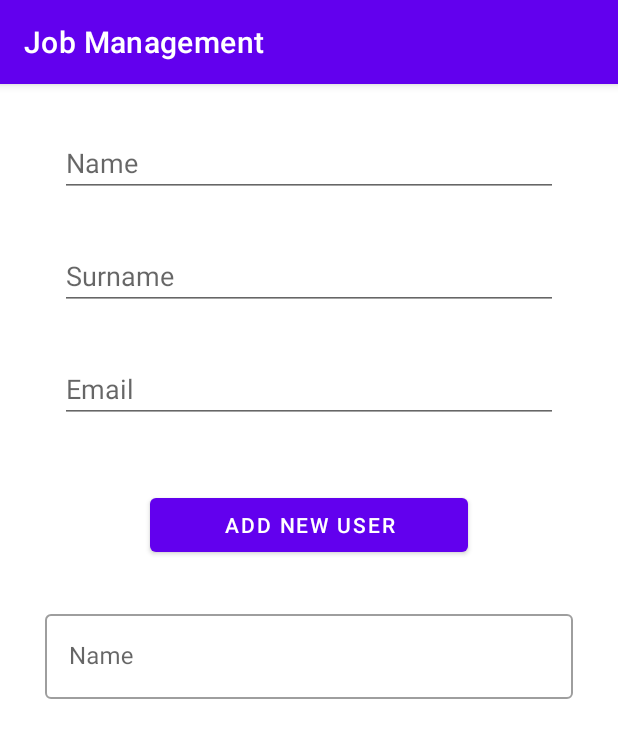
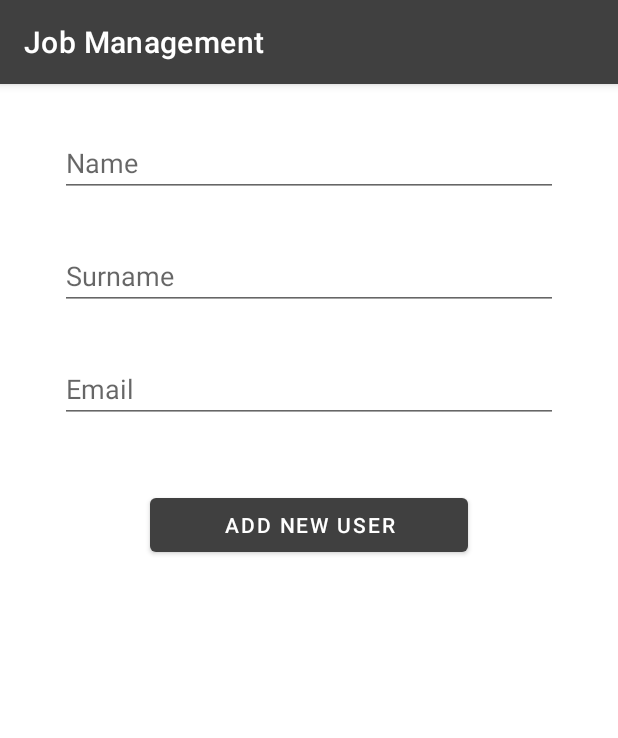
Before and after one commit to 0uz/JobManagement, an Android app: the AddUserFragment screen opened through its navigation route, on a phone screen of 412 x 824 dp. Shown: the top 738 px of the screen. Run offline under Robolectric (Android 15) with nearby library versions, the light colour scheme and no system bars; our stand-ins replace Firebase (no records; nobody signed in at launch, a user with empty details on screens opened directly).

Commit message:
Last commit

```diff
--- a/app/build.gradle
+++ b/app/build.gradle
@@ -14,6 +14,7 @@ android {
         targetSdkVersion 30
         versionCode 1
         versionName "1.0"
+        multiDexEnabled true
 
         testInstrumentationRunner "androidx.test.runner.AndroidJUnitRunner"
     }
@@ -32,6 +33,7 @@ android {
 
 dependencies {
     implementation 'com.google.firebase:firebase-auth'
+    implementation 'com.google.firebase:firebase-firestore'
     implementation platform('com.google.firebase:firebase-bom:28.2.1')
     implementation 'androidx.appcompat:appcompat:1.3.0'
     implementation 'com.google.android.material:material:1.4.0'
--- a/app/src/main/java/com/zirhgrup/jobmanagement/AddUserFragment.java
+++ b/app/src/main/java/com/zirhgrup/jobmanagement/AddUserFragment.java
@@ -1,20 +1,49 @@
 package com.zirhgrup.jobmanagement;
 
 import android.os.Bundle;
+import android.util.Patterns;
+import android.widget.EditText;
+import androidx.annotation.NonNull;
+import androidx.annotation.Nullable;
 import androidx.fragment.app.Fragment;
 import android.view.LayoutInflater;
 import android.view.View;
 import android.view.ViewGroup;
+import androidx.navigation.fragment.NavHostFragment;
+import com.zirhgrup.jobmanagement.database.DatabaseLayer;
 
 
 public class AddUserFragment extends Fragment {
-
+    EditText ET_name,ET_surname,ET_email;
+    DatabaseLayer layer;
 
     public AddUserFragment() {
         // Required empty public constructor
     }
 
+    @Override
+    public void onViewCreated(@NonNull View view, @Nullable Bundle savedInstanceState) {
+        super.onViewCreated(view, savedInstanceState);
+        layer = new DatabaseLayer();
+        ET_name = view.findViewById(R.id.addUser_editTextName);
+        ET_surname = view.findViewById(R.id.addUser_editTextSurname);
+        ET_email =  view.findViewById(R.id.addUser_editTextEmail);
 
+        view.findViewById(R.id.addUser_singupButton).setOnClickListener(new View.OnClickListener() {
+            @Override
+            public void onClick(View v) {
+                boolean nameVAL = validateString(ET_name,1,R.string.error_nameEmpty,R.string.error_nameShort);
+                boolean surnameVAL = validateString(ET_surname,1,R.string.error_surnameEmpty,R.string.error_surnameShort);
+                boolean emailVAL = validateEmail(ET_email);
+                if (nameVAL && surnameVAL && emailVAL){
+                    layer.createUser(ET_email.getText().toString(),ET_name.getText().toString(),ET_surname.getText().toString(),getActivity(),getContext());
+                    NavHostFragment.findNavController(AddUserFragment.this).navigate(R.id.action_addUser_to_mainPageFragment);
+                }
+            }
+        });
+
+
+    }
 
     @Override
     public void onCreate(Bundle savedInstanceState) {
@@ -28,4 +57,32 @@ public class AddUserFragment extends Fragment {
         // Inflate the layout for this fragment
         return inflater.inflate(R.layout.fragment_add_user, container, false);
     }
+
+    boolean validateString(EditText view, int min, int errorEmpty, int errorMin){
+        String data = view.getText().toString();
+        if (data.isEmpty()){
+            view.setError(getResources().getString(errorEmpty));
+            return false;
+        }else if (data.length()<=min){
+            view.setError(getResources().getString(errorMin));
+            return false;
+        }else{
+            return true;
+        }
+    }
+
+    boolean validateEmail(EditText view){
+        String data = view.getText().toString();
+        if (data.isEmpty()){
+            view.setError(getResources().getString(R.string.error_emailEmpty));
+            return false;
+        }else if (!Patterns.EMAIL_ADDRESS.matcher(data).matches()){
+            view.setError(getResources().getString(R.string.error_emailMatch));
+            return false;
+        }else{
+            return true;
+        }
+    }
+
+
 }
--- a/app/src/main/java/com/zirhgrup/jobmanagement/LoginActivity.java
+++ b/app/src/main/java/com/zirhgrup/jobmanagement/LoginActivity.java
@@ -26,8 +26,8 @@ public class LoginActivity extends AppCompatActivity {
         setContentView(R.layout.activity_login);
         ActionBar bar = getSupportActionBar();
         bar.hide();
-//        mail = findViewById(R.id.editTextTextEmailAddress);
-//        password = findViewById(R.id.editTextTextPassword);
+        mail = findViewById(R.id.editTextEmailAddress);
+        password = findViewById(R.id.editTextPassword);
         mAuth = FirebaseAuth.getInstance();
 
         findViewById(R.id.button).setOnClickListener(new View.OnClickListener() {
--- /dev/null
+++ b/app/src/main/java/com/zirhgrup/jobmanagement/database/DatabaseLayer.java
@@ -0,0 +1,78 @@
+package com.zirhgrup.jobmanagement.database;
+
+import android.app.Activity;
+import android.content.Context;
+import android.content.Intent;
+import android.util.Log;
+import android.widget.Toast;
+import androidx.annotation.NonNull;
+import androidx.navigation.fragment.NavHostFragment;
+import com.google.android.gms.tasks.OnCompleteListener;
+import com.google.android.gms.tasks.OnFailureListener;
+import com.google.android.gms.tasks.OnSuccessListener;
+import com.google.android.gms.tasks.Task;
+import com.google.firebase.Timestamp;
+import com.google.firebase.auth.AuthResult;
+import com.google.firebase.auth.FirebaseAuth;
+import com.google.firebase.firestore.CollectionReference;
+import com.google.firebase.firestore.DocumentReference;
+import com.google.firebase.firestore.FirebaseFirestore;
+import com.zirhgrup.jobmanagement.AddUserFragment;
+import com.zirhgrup.jobmanagement.R;
+
+import java.util.Date;
+import java.util.HashMap;
+import java.util.Map;
+import java.util.Random;
+
+
+public class DatabaseLayer {
+    private FirebaseAuth mAuth;
+    FirebaseFirestore db;
+
+    public DatabaseLayer() {
+        mAuth = FirebaseAuth.getInstance();
+        db = FirebaseFirestore.getInstance();
+    }
+
+
+    public void createUser(String email,String name, String surname, Activity act, Context context){
+        //TODO kullanicinin olup olmadigini checkle
+
+        Random rand = new Random();
+        int password = rand.nextInt(999999)*100000;
+        mAuth.createUserWithEmailAndPassword(email,Integer.toString(password)).addOnCompleteListener(act, new OnCompleteListener<AuthResult>() {
+            @Override
+            public void onComplete(@NonNull Task<AuthResult> task) {
+                if (task.isSuccessful()) {
+                    createServiceUserInformation(email,name,surname,context);
+                }
+            }
+        });
+    }
+
+    private void createServiceUserInformation(String email, String name, String surname, Context context){
+        Map<String,Object> user = new HashMap<>();
+        user.put("email",email);
+        user.put("name",name);
+        user.put("surname",surname);
+        user.put("permission","service");
+        user.put("createTime",new Date().getTime());
+        db.collection("users").add(user).addOnSuccessListener(new OnSuccessListener<DocumentReference>() {
+            @Override
+            public void onSuccess(DocumentReference documentReference) {
+                Toast.makeText(context, "Succesfully",Toast.LENGTH_LONG).show();
+
+            }
+        }).addOnFailureListener(new OnFailureListener() {
+            @Override
+            public void onFailure(@NonNull Exception e) {
+                Toast.makeText(context, "Fail",Toast.LENGTH_LONG).show();
+            }
+        });
+
+    }
+
+
+
+}
--- a/app/src/main/res/layout/activity_login.xml
+++ b/app/src/main/res/layout/activity_login.xml
@@ -29,9 +29,10 @@
             android:layout_marginStart="20dp">
 
         <com.google.android.material.textfield.TextInputEditText
+                android:inputType="textEmailAddress"
                 android:layout_width="match_parent"
                 android:layout_height="match_parent"
-        />
+                android:id="@+id/editTextEmailAddress"/>
     </com.google.android.material.textfield.TextInputLayout>
 
     <com.google.android.material.textfield.TextInputLayout
@@ -44,6 +45,7 @@
             style="@style/Widget.MaterialComponents.TextInputLayout.OutlinedBox"
             app:startIconDrawable="@drawable/ic_password"
             app:endIconMode="password_toggle"
+
             android:hint="@string/prompt_password"
             app:layout_constraintEnd_toEndOf="parent" android:layout_marginRight="20dp"
             android:layout_marginEnd="20dp" app:layout_constraintStart_toStartOf="parent"
@@ -54,7 +56,7 @@
                 android:maxLength="7"
                 android:layout_width="match_parent"
                 android:layout_height="match_parent"
-        />
+                android:id="@+id/editTextPassword"/>
     </com.google.android.material.textfield.TextInputLayout>
     <Button
             android:text="@string/button_login"
--- a/app/src/main/res/layout/fragment_add_user.xml
+++ b/app/src/main/res/layout/fragment_add_user.xml
@@ -5,26 +5,12 @@
                                                    android:layout_height="match_parent"
                                                    tools:context=".AddUserFragment">
 
-    <com.google.android.material.textfield.TextInputLayout
-            android:layout_width="match_parent"
-            android:layout_height="wrap_content"
-            app:layout_constraintTop_toBottomOf="@+id/singupButton"
-            style="@style/Widget.MaterialComponents.TextInputLayout.OutlinedBox"
-            android:hint="Name" app:layout_constraintStart_toStartOf="parent" app:layout_constraintEnd_toEndOf="parent"
-            android:layout_marginRight="30dp" android:layout_marginEnd="30dp" android:layout_marginLeft="30dp"
-            android:layout_marginStart="30dp" android:layout_marginTop="30dp">
-
-        <com.google.android.material.textfield.TextInputEditText
-                android:layout_width="match_parent"
-                android:layout_height="wrap_content"/>
-    </com.google.android.material.textfield.TextInputLayout>
-
     <EditText
             android:layout_width="0dp"
             android:layout_height="wrap_content"
             android:inputType="textPersonName"
             android:ems="10"
-            android:id="@+id/editTextTextPersonName"
+            android:id="@+id/addUser_editTextName"
             app:layout_constraintStart_toStartOf="parent" app:layout_constraintEnd_toEndOf="parent"
             android:layout_marginRight="40dp" android:layout_marginEnd="40dp" android:layout_marginLeft="40dp"
             android:layout_marginStart="40dp" android:hint="@string/prompt_name"
@@ -33,8 +19,8 @@
             android:layout_width="0dp"
             android:layout_height="wrap_content"
             android:ems="10"
-            android:id="@+id/editTextTextPersonName2"
-            app:layout_constraintTop_toBottomOf="@+id/editTextTextPersonName"
+            android:id="@+id/addUser_editTextSurname"
+            app:layout_constraintTop_toBottomOf="@+id/addUser_editTextName"
             android:layout_marginTop="30dp" app:layout_constraintStart_toStartOf="parent"
             android:layout_marginLeft="40dp" android:layout_marginStart="40dp" android:layout_marginEnd="40dp"
             android:layout_marginRight="40dp" app:layout_constraintEnd_toEndOf="parent"
@@ -45,18 +31,18 @@
             android:layout_height="wrap_content"
             android:inputType="textEmailAddress"
             android:ems="10"
-            android:id="@+id/editTextTextEmailAddress2"
+            android:id="@+id/addUser_editTextEmail"
             app:layout_constraintEnd_toEndOf="parent" app:layout_constraintStart_toStartOf="parent"
             android:layout_marginRight="40dp" android:layout_marginEnd="40dp" android:layout_marginLeft="40dp"
             android:layout_marginStart="40dp" app:layout_constraintHorizontal_bias="0.0"
-            app:layout_constraintTop_toBottomOf="@+id/editTextTextPersonName2" android:layout_marginTop="30dp"
+            app:layout_constraintTop_toBottomOf="@+id/addUser_editTextSurname" android:layout_marginTop="30dp"
             android:hint="@string/prompt_email"/>
 
 
     <Button
             android:layout_width="0dp"
-            android:layout_height="wrap_content" android:id="@+id/singupButton"
-            app:layout_constraintTop_toBottomOf="@+id/editTextTextEmailAddress2"
+            android:layout_height="wrap_content" android:id="@+id/addUser_singupButton"
+            app:layout_constraintTop_toBottomOf="@+id/addUser_editTextEmail"
             android:layout_marginTop="44dp" app:layout_constraintEnd_toEndOf="parent"
             app:layout_constraintStart_toStartOf="parent" android:layout_marginLeft="100dp"
             android:layout_marginStart="100dp" android:layout_marginRight="100dp" android:layout_marginEnd="100dp"
--- a/app/src/main/res/navigation/nav_graph.xml
+++ b/app/src/main/res/navigation/nav_graph.xml
@@ -13,5 +13,7 @@
     <fragment android:id="@+id/addElevatorFragment" android:name="com.zirhgrup.jobmanagement.AddElevatorFragment"
               android:label="fragment_add_elevator" tools:layout="@layout/fragment_add_elevator"/>
     <fragment android:id="@+id/addUser" android:name="com.zirhgrup.jobmanagement.AddUserFragment"
-              android:label="fragment_add_user" tools:layout="@layout/fragment_add_user"/>
+              android:label="fragment_add_user" tools:layout="@layout/fragment_add_user">
+        <action android:id="@+id/action_addUser_to_mainPageFragment" app:destination="@id/mainPageFragment"/>
+    </fragment>
 </navigation>
--- a/app/src/main/res/values-night/themes.xml
+++ b/app/src/main/res/values-night/themes.xml
@@ -2,8 +2,8 @@
     <!-- Base application theme. -->
     <style name="Theme.JobManagement" parent="Theme.MaterialComponents.DayNight.DarkActionBar">
         <!-- Primary brand color. -->
-        <item name="colorPrimary">@color/purple_200</item>
-        <item name="colorPrimaryVariant">@color/purple_700</item>
+        <item name="colorPrimary">@color/white</item>
+        <item name="colorPrimaryVariant">@color/black</item>
         <item name="colorOnPrimary">@color/black</item>
         <!-- Secondary brand color. -->
         <item name="colorSecondary">@color/teal_200</item>
--- a/app/src/main/res/values/colors.xml
+++ b/app/src/main/res/values/colors.xml
@@ -7,4 +7,6 @@
     <color name="teal_700">#FF018786</color>
     <color name="black">#FF000000</color>
     <color name="white">#FFFFFFFF</color>
+    <color name="red">#FE0000</color>
+    <color name="grey">#404040</color>
 </resources>
--- a/app/src/main/res/values/strings.xml
+++ b/app/src/main/res/values/strings.xml
@@ -11,4 +11,10 @@
     <string name="prompt_name">Name</string>
     <string name="prompt_surname">Surname</string>
     <string name="button_signup">Add New User</string>
+    <string name="error_nameEmpty">Name must be required</string>
+    <string name="error_nameShort">Name too short</string>
+    <string name="error_surnameEmpty">Surname must be required</string>
+    <string name="error_surnameShort">Surname too short</string>
+    <string name="error_emailEmpty">Email must be required</string>
+    <string name="error_emailMatch">Email not valid</string>
 </resources>
--- a/app/src/main/res/values/themes.xml
+++ b/app/src/main/res/values/themes.xml
@@ -2,8 +2,8 @@
     <!-- Base application theme. -->
     <style name="Theme.JobManagement" parent="Theme.MaterialComponents.DayNight.DarkActionBar">
         <!-- Primary brand color. -->
-        <item name="colorPrimary">@color/purple_500</item>
-        <item name="colorPrimaryVariant">@color/purple_700</item>
+        <item name="colorPrimary">@color/grey</item>
+        <item name="colorPrimaryVariant">@color/black</item>
         <item name="colorOnPrimary">@color/white</item>
         <!-- Secondary brand color. -->
         <item name="colorSecondary">@color/teal_200</item>
```
